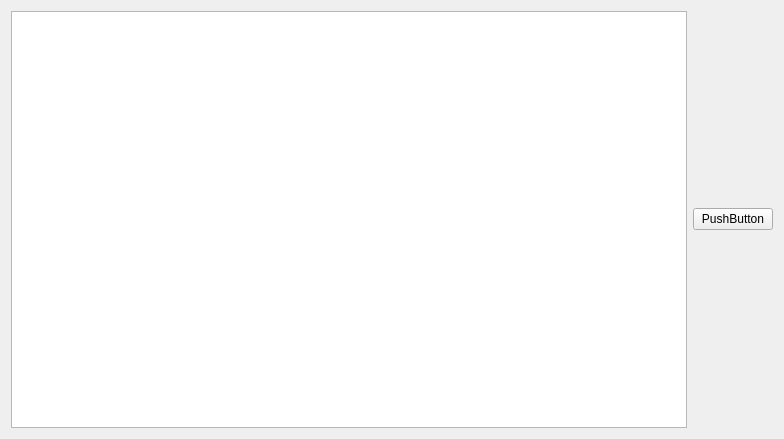
Old version of the form ui/testWidgets.ui in the repository mioyzhang/UI.
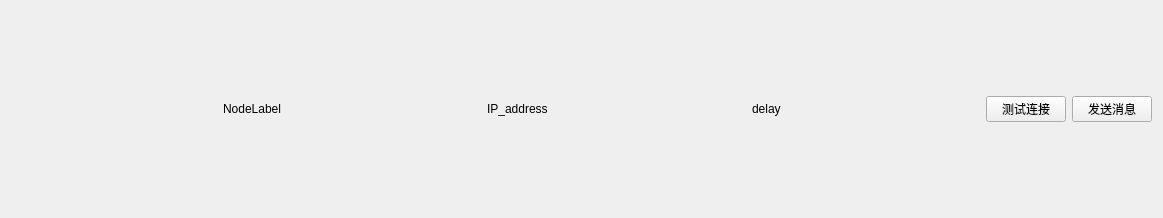
New version of the form. Icons and pictures are not drawn.

What changed in the file:
```diff
--- a/ui/testWidgets.ui
+++ b/ui/testWidgets.ui
@@ -6,8 +6,8 @@
    <rect>
     <x>0</x>
     <y>0</y>
-    <width>784</width>
-    <height>439</height>
+    <width>1163</width>
+    <height>218</height>
    </rect>
   </property>
   <property name="windowTitle">
@@ -15,12 +15,108 @@
   </property>
   <layout class="QHBoxLayout" name="horizontalLayout">
    <item>
-    <widget class="QListWidget" name="listWidget"/>
+    <widget class="QLabel" name="label_icon">
+     <property name="sizePolicy">
+      <sizepolicy hsizetype="Maximum" vsizetype="Maximum">
+       <horstretch>15</horstretch>
+       <verstretch>15</verstretch>
+      </sizepolicy>
+     </property>
+     <property name="text">
+      <string/>
+     </property>
+     <property name="pixmap">
+      <pixmap resource="../resource/resouce.qrc">:/icon/icon/飞机.png</pixmap>
+     </property>
+     <property name="scaledContents">
+      <bool>true</bool>
+     </property>
+    </widget>
    </item>
    <item>
-    <widget class="QPushButton" name="pushButton">
+    <spacer name="horizontalSpacer_4">
+     <property name="orientation">
+      <enum>Qt::Horizontal</enum>
+     </property>
+     <property name="sizeHint" stdset="0">
+      <size>
+       <width>40</width>
+       <height>20</height>
+      </size>
+     </property>
+    </spacer>
+   </item>
+   <item>
+    <widget class="QLabel" name="label_label">
      <property name="text">
-      <string>PushButton</string>
+      <string>NodeLabel</string>
+     </property>
+    </widget>
+   </item>
+   <item>
+    <spacer name="horizontalSpacer_3">
+     <property name="orientation">
+      <enum>Qt::Horizontal</enum>
+     </property>
+     <property name="sizeHint" stdset="0">
+      <size>
+       <width>40</width>
+       <height>20</height>
+      </size>
+     </property>
+    </spacer>
+   </item>
+   <item>
+    <widget class="QLabel" name="label_ip">
+     <property name="text">
+      <string>IP_address</string>
+     </property>
+    </widget>
+   </item>
+   <item>
+    <spacer name="horizontalSpacer_2">
+     <property name="orientation">
+      <enum>Qt::Horizontal</enum>
+     </property>
+     <property name="sizeHint" stdset="0">
+      <size>
+       <width>40</width>
+       <height>20</height>
+      </size>
+     </property>
+    </spacer>
+   </item>
+   <item>
+    <widget class="QLabel" name="label_delay">
+     <property name="text">
+      <string>delay</string>
+     </property>
+    </widget>
+   </item>
+   <item>
+    <spacer name="horizontalSpacer">
+     <property name="orientation">
+      <enum>Qt::Horizontal</enum>
+     </property>
+     <property name="sizeHint" stdset="0">
+      <size>
+       <width>40</width>
+       <height>20</height>
+      </size>
+     </property>
+    </spacer>
+   </item>
+   <item>
+    <widget class="QPushButton" name="pushButton_test">
+     <property name="text">
+      <string>测试连接</string>
+     </property>
+    </widget>
+   </item>
+   <item>
+    <widget class="QPushButton" name="pushButton_send">
+     <property name="text">
+      <string>发送消息</string>
      </property>
     </widget>
    </item>
```
Left out of the diff: 4 changed lines with no effect on the pictures.
